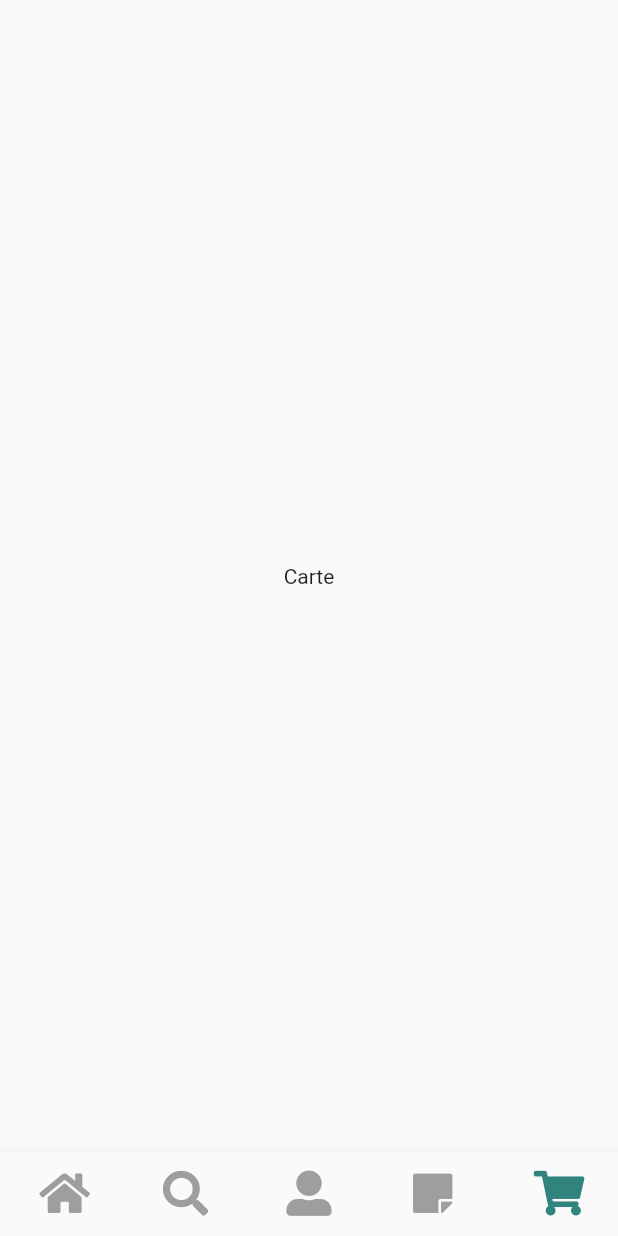
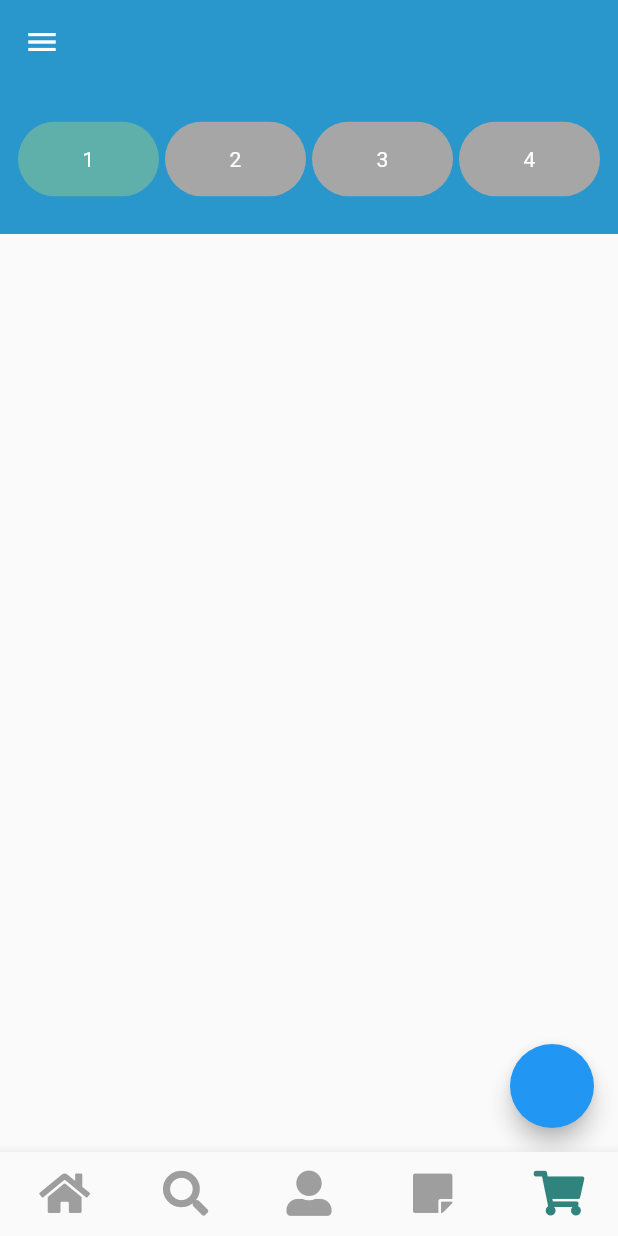
Before and after one commit to mimib00/Pharmacy-App, a Flutter app: the screen it shows after launch, item 5 of the bottom bar chosen, on a phone screen of 412 x 824 dp. Run offline on Flutter 3.47's test engine with Material 2 defaults, Android fonts, the phone set to English and light mode, and no system bars; drawn by our look-alikes of step_progress_indicator; our stand-ins replace flutter_svg, font_awesome_flutter.

```diff
--- a/lib/provider/appData.dart
+++ b/lib/provider/appData.dart
@@ -4,8 +4,16 @@ class AppData with ChangeNotifier {
   int _pageIndex = 0;
   int get pageIndex => _pageIndex;
 
+  int _checkoutStep = 0;
+  int get checkoutStep => _checkoutStep;
+
   void changePage(int index) {
     _pageIndex = index;
     notifyListeners();
   }
+
+  void changeCheckoutStep(int index) {
+    _checkoutStep = index;
+    notifyListeners();
+  }
 }
--- a/lib/views/carte.dart
+++ b/lib/views/carte.dart
@@ -1,13 +1,30 @@
 import 'package:flutter/material.dart';
+import 'package:pharmacy_app/provider/appData.dart';
+import 'package:pharmacy_app/utils/color.dart';
+import 'package:pharmacy_app/widgets/checkout.dart';
+import 'package:pharmacy_app/widgets/drawer.dart';
+import 'package:provider/provider.dart';
 
 class ShoppingCarte extends StatelessWidget {
   const ShoppingCarte({Key? key}) : super(key: key);
 
   @override
   Widget build(BuildContext context) {
-    return Container(
-      child: Center(
-        child: Text('Carte'),
+    return Scaffold(
+      drawer: NavigationDrawer(),
+      body: Column(
+        children: [
+          AppBar(
+            backgroundColor: kPrimaryColor,
+            elevation: 0,
+          ),
+          Checkout()
+        ],
+      ),
+      floatingActionButton: FloatingActionButton(
+        onPressed: () {
+          context.read<AppData>().changeCheckoutStep(1);
+        },
       ),
     );
   }
--- /dev/null
+++ b/lib/widgets/checkout.dart
@@ -0,0 +1,72 @@
+import 'package:flutter/material.dart';
+import 'package:pharmacy_app/provider/appData.dart';
+import 'package:pharmacy_app/utils/color.dart';
+import 'package:provider/provider.dart';
+import 'package:step_progress_indicator/step_progress_indicator.dart';
+
+class Checkout extends StatefulWidget {
+  @override
+  _CheckoutState createState() => _CheckoutState();
+}
+
+class _CheckoutState extends State<Checkout> {
+  List<Widget> pages = [
+    Container(
+      child: Center(
+        child: Text('Step1'),
+      ),
+    ),
+    Container(
+      child: Center(
+        child: Text('Step2'),
+      ),
+    ),
+    Container(
+      child: Center(
+        child: Text('Step3'),
+      ),
+    ),
+  ];
+  @override
+  Widget build(BuildContext context) {
+    return Column(
+      children: [
+        Container(
+          padding: EdgeInsets.symmetric(horizontal: 10),
+          height: 100,
+          color: kPrimaryColor,
+          child: StepProgressIndicator(
+            totalSteps: 4,
+            currentStep: context.watch<AppData>().checkoutStep + 1,
+            size: 50,
+            selectedColor: mainTeal,
+            unselectedColor: Color(0xffA5A6A5),
+            customStep: (index, color, _) => color == mainTeal
+                ? Container(
+                    decoration: BoxDecoration(color: color, borderRadius: BorderRadius.circular(60)),
+                    child: Center(
+                      child: Text(
+                        "${index + 1}",
+                        style: TextStyle(
+                          color: Colors.white,
+                        ),
+                      ),
+                    ),
+                  )
+                : Container(
+                    decoration: BoxDecoration(color: color, borderRadius: BorderRadius.circular(60)),
+                    child: Center(
+                      child: Text(
+                        "${index + 1}",
+                        style: TextStyle(
+                          color: Colors.white,
+                        ),
+                      ),
+                    ),
+                  ),
+          ),
+        ),
+      ],
+    );
+  }
+}
--- a/pubspec.yaml
+++ b/pubspec.yaml
@@ -30,6 +30,7 @@ dependencies:
   provider: ^5.0.0
   font_awesome_flutter: ^9.0.0
   flutter_svg: ^0.22.0
+  step_progress_indicator: ^1.0.0
 
 dev_dependencies:
   flutter_test:
```
Also changed, not shown: lib/widgets/step_indicator.dart (added), pubspec.lock.
